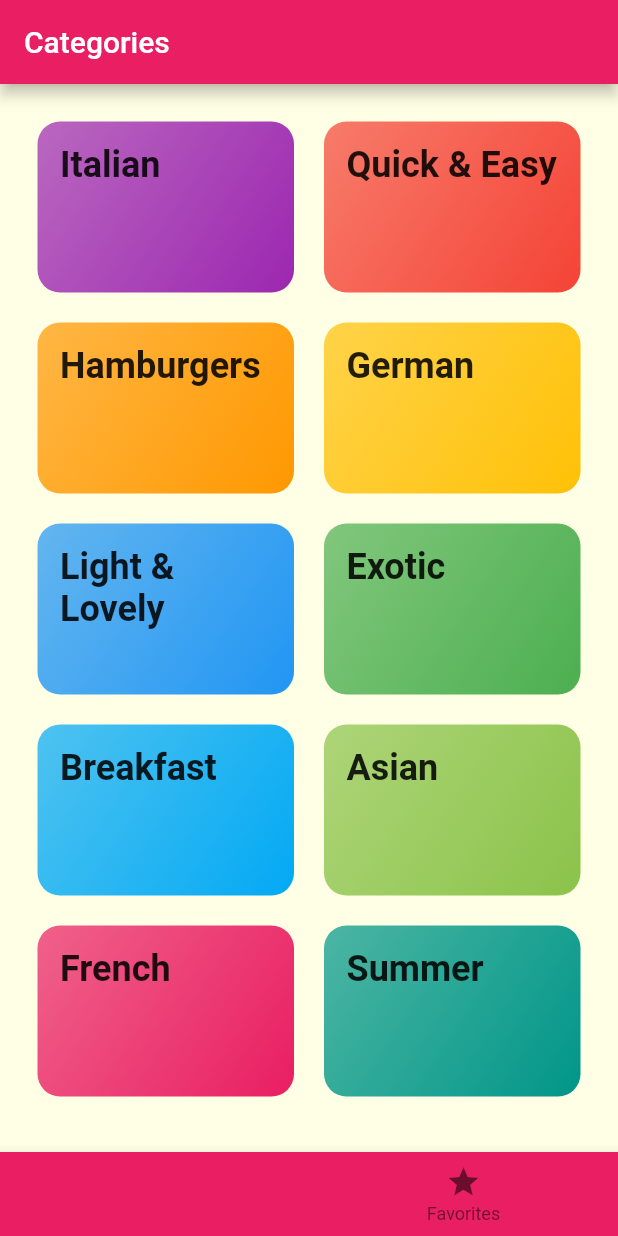
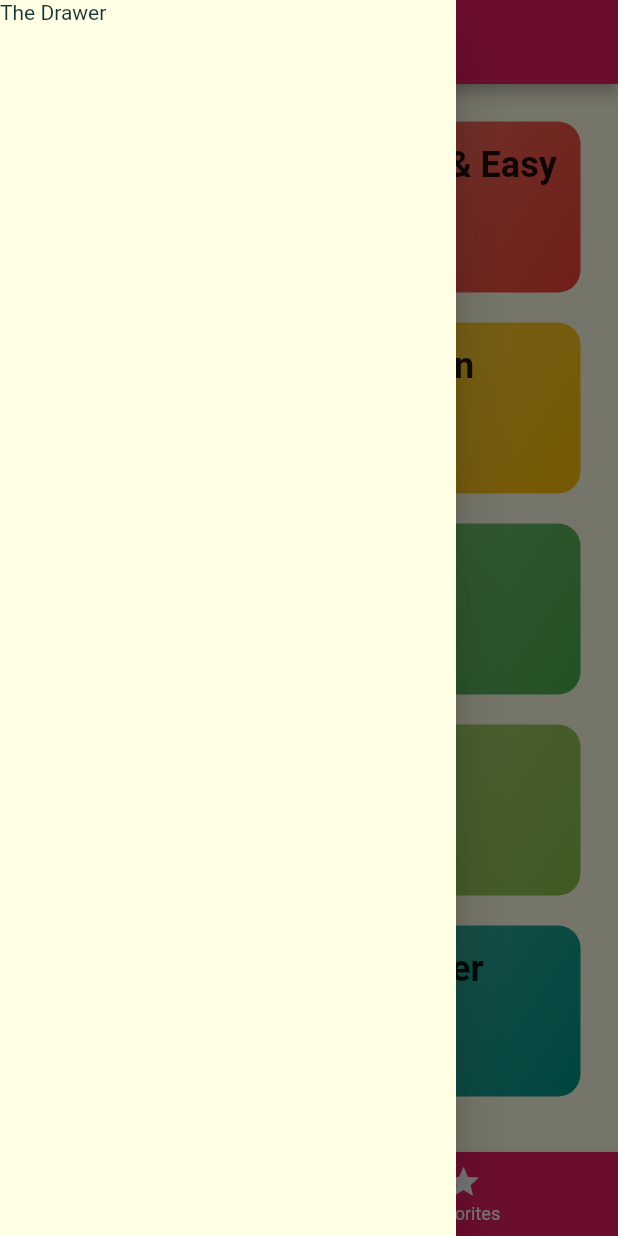
Before and after one commit to nord2sudjp/DeliMeals, a Flutter app: the screen it shows after launch, with the side drawer open (before the commit the screen has no drawer), on a phone screen of 412 x 824 dp. Run offline on Flutter 3.47's test engine with Material 2 defaults, Android fonts, the phone set to English and light mode, and no system bars; Roboto replaces fonts that are missing (Railway, RobotCondensed).

Commit message:
Brushup bottom tab

```diff
--- a/lib/screen/tabs_screen.dart
+++ b/lib/screen/tabs_screen.dart
@@ -28,10 +28,16 @@ class _TabsScreenState extends State<TabsScreen> {
       appBar: AppBar(
         title: Text(_pages[_selectPageIndex]['title']),
       ),
+      drawer: Drawer(
+        child: Text('The Drawer'),
+      ),
       body: _pages[_selectPageIndex]['page'],
       bottomNavigationBar: BottomNavigationBar(
         onTap: _selectPage,
         backgroundColor: Theme.of(context).primaryColor,
+        unselectedItemColor: Colors.white,
+        selectedItemColor: Theme.of(context).accentColor,
+        currentIndex: _selectPageIndex,
         items: [
           BottomNavigationBarItem(
             icon: Icon(Icons.category),
```
